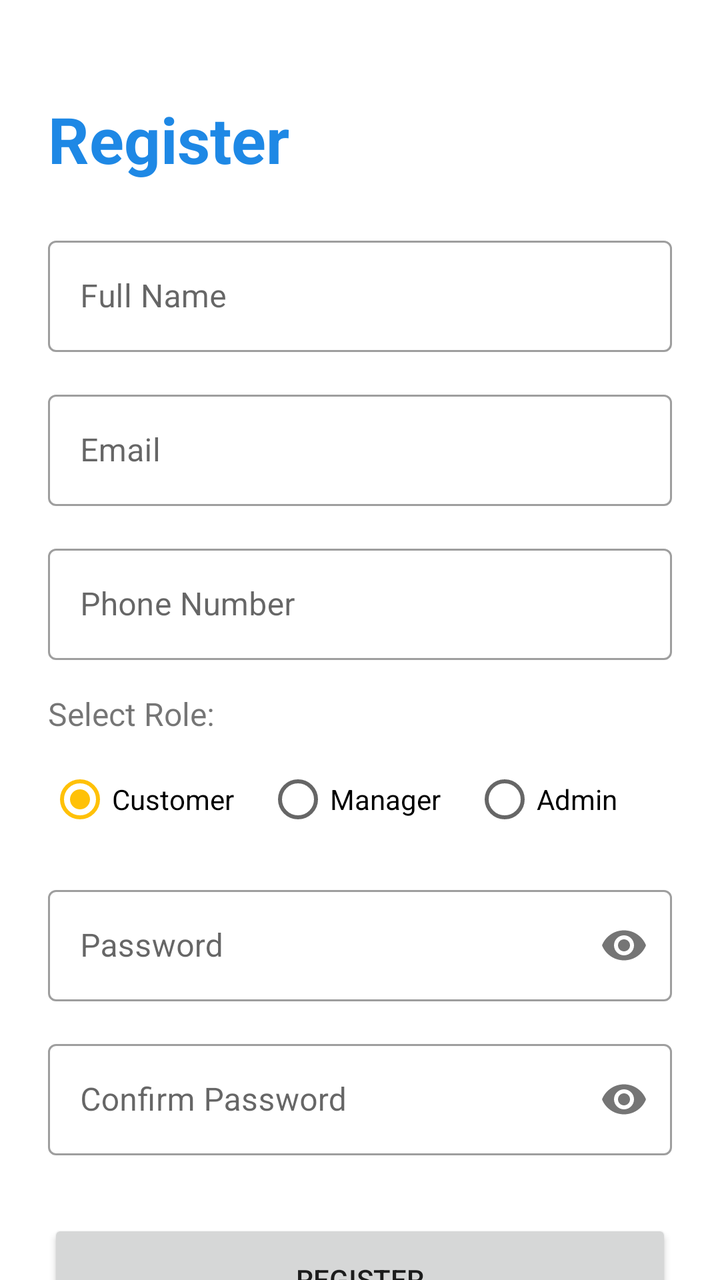
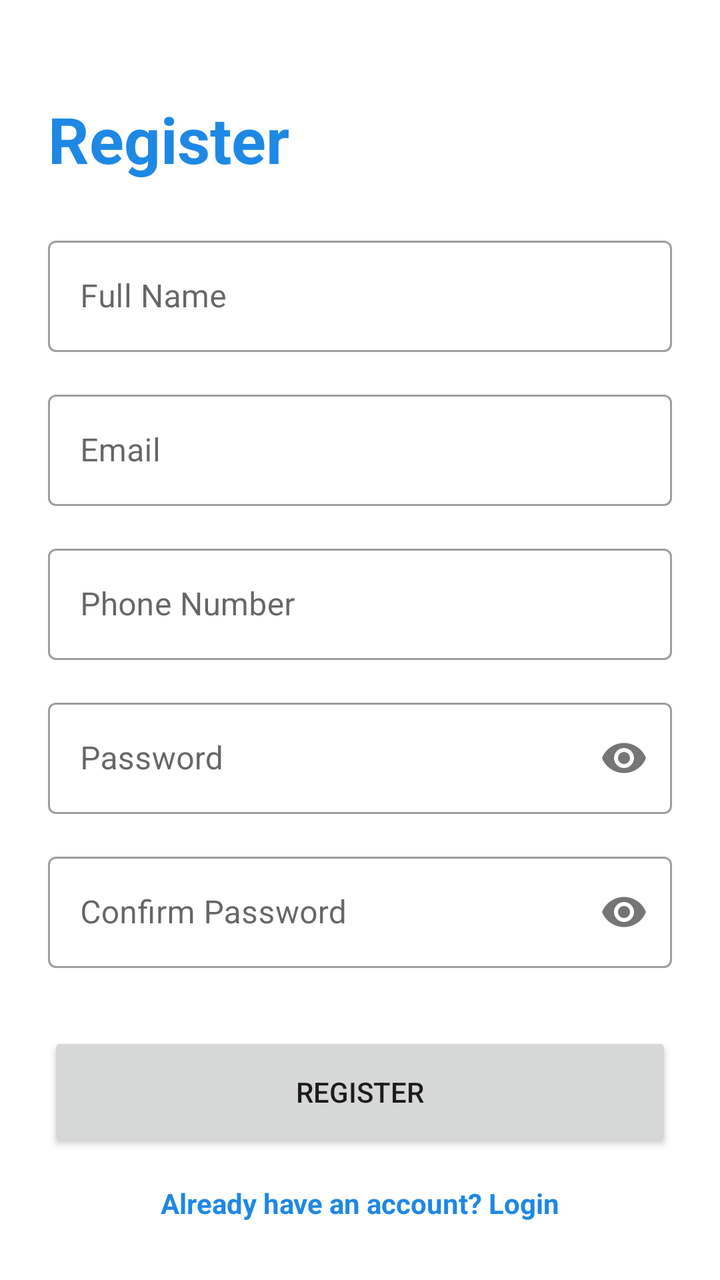

The first picture is an Android layout as it rendered before a commit; the second is the same layout after the commit. The layout source and the unified diff follow.
<!-- AndroidManifest.xml: application theme Theme.MahirExpress -->
<!-- res/layout/activity_register.xml -->
<?xml version="1.0" encoding="utf-8"?>
<androidx.core.widget.NestedScrollView xmlns:android="http://schemas.android.com/apk/res/android"
    xmlns:app="http://schemas.android.com/apk/res-auto"
    android:layout_width="match_parent"
    android:layout_height="match_parent"
    android:fillViewport="true">

    <androidx.constraintlayout.widget.ConstraintLayout
        android:layout_width="match_parent"
        android:layout_height="wrap_content"
        android:padding="24dp">

        <TextView
            android:id="@+id/tvTitle"
            android:layout_width="wrap_content"
            android:layout_height="wrap_content"
            android:layout_marginTop="24dp"
            android:text="Register"
            android:textColor="@color/primary"
            android:textSize="32sp"
            android:textStyle="bold"
            app:layout_constraintStart_toStartOf="parent"
            app:layout_constraintTop_toTopOf="parent" />

        <com.google.android.material.textfield.TextInputLayout
            android:id="@+id/tilFullName"
            style="@style/Widget.MaterialComponents.TextInputLayout.OutlinedBox"
            android:layout_width="match_parent"
            android:layout_height="wrap_content"
            android:layout_marginTop="24dp"
            android:hint="Full Name"
            app:layout_constraintTop_toBottomOf="@id/tvTitle">

            <com.google.android.material.textfield.TextInputEditText
                android:id="@+id/etFullName"
                android:layout_width="match_parent"
                android:layout_height="wrap_content"
                android:inputType="textPersonName" />
        </com.google.android.material.textfield.TextInputLayout>

        <com.google.android.material.textfield.TextInputLayout
            android:id="@+id/tilEmail"
            style="@style/Widget.MaterialComponents.TextInputLayout.OutlinedBox"
            android:layout_width="match_parent"
            android:layout_height="wrap_content"
            android:layout_marginTop="16dp"
            android:hint="Email"
            app:layout_constraintTop_toBottomOf="@id/tilFullName">

            <com.google.android.material.textfield.TextInputEditText
                android:id="@+id/etEmail"
                android:layout_width="match_parent"
                android:layout_height="wrap_content"
                android:inputType="textEmailAddress" />
        </com.google.android.material.textfield.TextInputLayout>

        <com.google.android.material.textfield.TextInputLayout
            android:id="@+id/tilPhone"
            style="@style/Widget.MaterialComponents.TextInputLayout.OutlinedBox"
            android:layout_width="match_parent"
            android:layout_height="wrap_content"
            android:layout_marginTop="16dp"
            android:hint="Phone Number"
            app:layout_constraintTop_toBottomOf="@id/tilEmail">

            <com.google.android.material.textfield.TextInputEditText
                android:id="@+id/etPhone"
                android:layout_width="match_parent"
                android:layout_height="wrap_content"
                android:inputType="phone" />
        </com.google.android.material.textfield.TextInputLayout>

        <TextView
            android:id="@+id/tvRoleLabel"
            android:layout_width="wrap_content"
            android:layout_height="wrap_content"
            android:layout_marginTop="16dp"
            android:text="Select Role:"
            android:textSize="16sp"
            app:layout_constraintStart_toStartOf="parent"
            app:layout_constraintTop_toBottomOf="@id/tilPhone" />

        <RadioGroup
            android:id="@+id/rgRole"
            android:layout_width="match_parent"
            android:layout_height="wrap_content"
            android:layout_marginTop="8dp"
            android:orientation="horizontal"
            app:layout_constraintTop_toBottomOf="@id/tvRoleLabel">

            <RadioButton
                android:id="@+id/rbCustomer"
                android:layout_width="wrap_content"
                android:layout_height="wrap_content"
                android:checked="true"
                android:text="Customer" />

            <RadioButton
                android:id="@+id/rbManager"
                android:layout_width="wrap_content"
                android:layout_height="wrap_content"
                android:layout_marginStart="16dp"
                android:text="Manager" />

            <RadioButton
                android:id="@+id/rbAdmin"
                android:layout_width="wrap_content"
                android:layout_height="wrap_content"
                android:layout_marginStart="16dp"
                android:text="Admin" />
        </RadioGroup>

        <com.google.android.material.textfield.TextInputLayout
            android:id="@+id/tilPassword"
            style="@style/Widget.MaterialComponents.TextInputLayout.OutlinedBox"
            android:layout_width="match_parent"
            android:layout_height="wrap_content"
            android:layout_marginTop="16dp"
            android:hint="Password"
            app:layout_constraintTop_toBottomOf="@id/rgRole"
            app:passwordToggleEnabled="true">

            <com.google.android.material.textfield.TextInputEditText
                android:id="@+id/etPassword"
                android:layout_width="match_parent"
                android:layout_height="wrap_content"
                android:inputType="textPassword" />
        </com.google.android.material.textfield.TextInputLayout>

        <com.google.android.material.textfield.TextInputLayout
            android:id="@+id/tilConfirmPassword"
            style="@style/Widget.MaterialComponents.TextInputLayout.OutlinedBox"
            android:layout_width="match_parent"
            android:layout_height="wrap_content"
            android:layout_marginTop="16dp"
            android:hint="Confirm Password"
            app:layout_constraintTop_toBottomOf="@id/tilPassword"
            app:passwordToggleEnabled="true">

            <com.google.android.material.textfield.TextInputEditText
                android:id="@+id/etConfirmPassword"
                android:layout_width="match_parent"
                android:layout_height="wrap_content"
                android:inputType="textPassword" />
        </com.google.android.material.textfield.TextInputLayout>

        <Button
            android:id="@+id/btnRegister"
            android:layout_width="match_parent"
            android:layout_height="60dp"
            android:layout_marginTop="32dp"
            android:text="Register"
            app:layout_constraintTop_toBottomOf="@id/tilConfirmPassword" />

        <TextView
            android:id="@+id/tvLogin"
            android:layout_width="wrap_content"
            android:layout_height="wrap_content"
            android:layout_marginTop="16dp"
            android:layout_marginBottom="24dp"
            android:text="Already have an account? Login"
            android:textColor="@color/primary"
            android:textStyle="bold"
            app:layout_constraintBottom_toBottomOf="parent"
            app:layout_constraintEnd_toEndOf="parent"
            app:layout_constraintStart_toStartOf="parent"
            app:layout_constraintTop_toBottomOf="@id/btnRegister" />

        <ProgressBar
            android:id="@+id/progressBar"
            android:layout_width="wrap_content"
            android:layout_height="wrap_content"
            android:visibility="gone"
            app:layout_constraintBottom_toBottomOf="parent"
            app:layout_constraintEnd_toEndOf="parent"
            app:layout_constraintStart_toStartOf="parent"
            app:layout_constraintTop_toTopOf="parent" />

    </androidx.constraintlayout.widget.ConstraintLayout>
</androidx.core.widget.NestedScrollView>
<!-- resources referenced by this layout -->
<resources>
  <color name="primary">#1E88E5</color>
  <style name="Theme.MahirExpress" parent="Theme.MaterialComponents.Light.NoActionBar">
          
          <item name="colorPrimary">@color/primary</item>
          <item name="colorPrimaryVariant">@color/primary_dark</item>
          <item name="colorOnPrimary">@color/white</item>
          
          <item name="colorSecondary">@color/accent</item>
          <item name="colorSecondaryVariant">@color/accent</item>
          <item name="colorOnSecondary">@color/black</item>
          
          <item name="android:statusBarColor">?attr/colorPrimaryVariant</item>
          
      </style>
  <color name="primary_dark">#1565C0</color>
  <color name="white">#FFFFFF</color>
  <color name="accent">#FFC107</color>
  <color name="black">#000000</color>
</resources>

<!-- the commit's change to res/layout/activity_register.xml (unified diff, before → after) -->
@@ -70,46 +70,6 @@
                 android:inputType="phone" />
         </com.google.android.material.textfield.TextInputLayout>
 
-        <TextView
-            android:id="@+id/tvRoleLabel"
-            android:layout_width="wrap_content"
-            android:layout_height="wrap_content"
-            android:layout_marginTop="16dp"
-            android:text="Select Role:"
-            android:textSize="16sp"
-            app:layout_constraintStart_toStartOf="parent"
-            app:layout_constraintTop_toBottomOf="@id/tilPhone" />
-
-        <RadioGroup
-            android:id="@+id/rgRole"
-            android:layout_width="match_parent"
-            android:layout_height="wrap_content"
-            android:layout_marginTop="8dp"
-            android:orientation="horizontal"
-            app:layout_constraintTop_toBottomOf="@id/tvRoleLabel">
-
-            <RadioButton
-                android:id="@+id/rbCustomer"
-                android:layout_width="wrap_content"
-                android:layout_height="wrap_content"
-                android:checked="true"
-                android:text="Customer" />
-
-            <RadioButton
-                android:id="@+id/rbManager"
-                android:layout_width="wrap_content"
-                android:layout_height="wrap_content"
-                android:layout_marginStart="16dp"
-                android:text="Manager" />
-
-            <RadioButton
-                android:id="@+id/rbAdmin"
-                android:layout_width="wrap_content"
-                android:layout_height="wrap_content"
-                android:layout_marginStart="16dp"
-                android:text="Admin" />
-        </RadioGroup>
-
         <com.google.android.material.textfield.TextInputLayout
             android:id="@+id/tilPassword"
             style="@style/Widget.MaterialComponents.TextInputLayout.OutlinedBox"
@@ -117,7 +77,7 @@
             android:layout_height="wrap_content"
             android:layout_marginTop="16dp"
             android:hint="Password"
-            app:layout_constraintTop_toBottomOf="@id/rgRole"
+            app:layout_constraintTop_toBottomOf="@id/tilPhone"
             app:passwordToggleEnabled="true">
 
             <com.google.android.material.textfield.TextInputEditText
